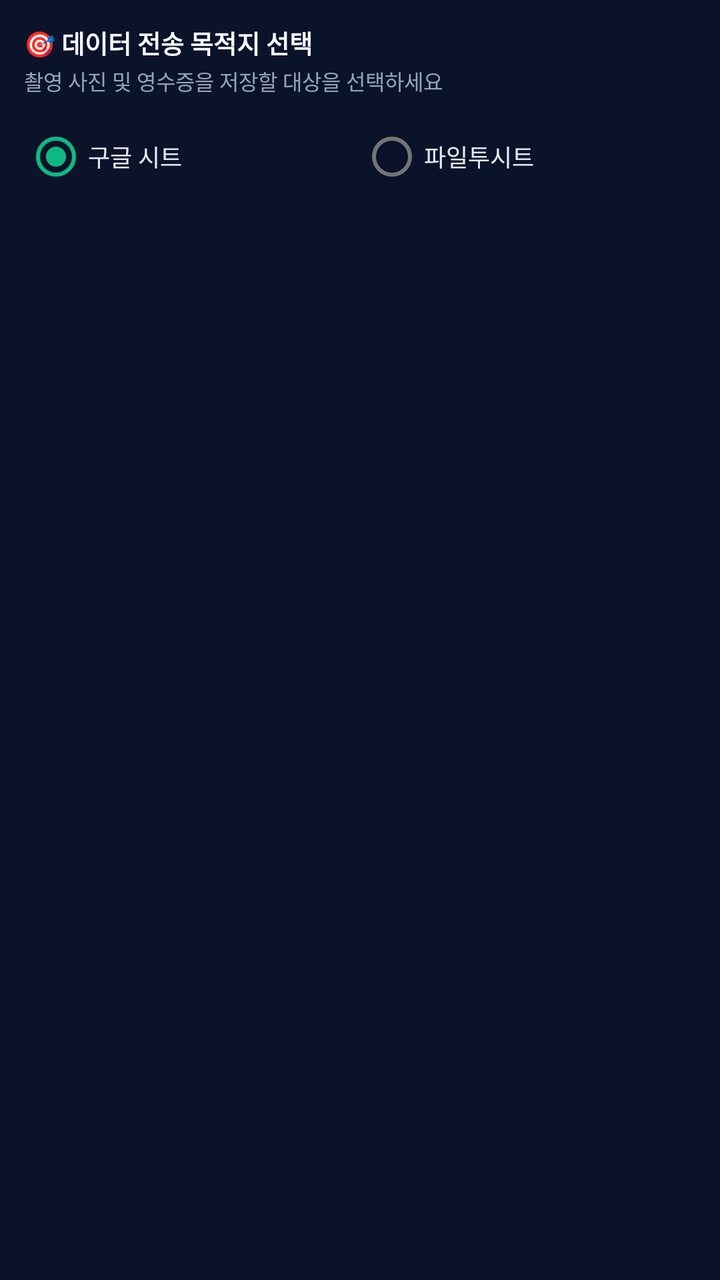
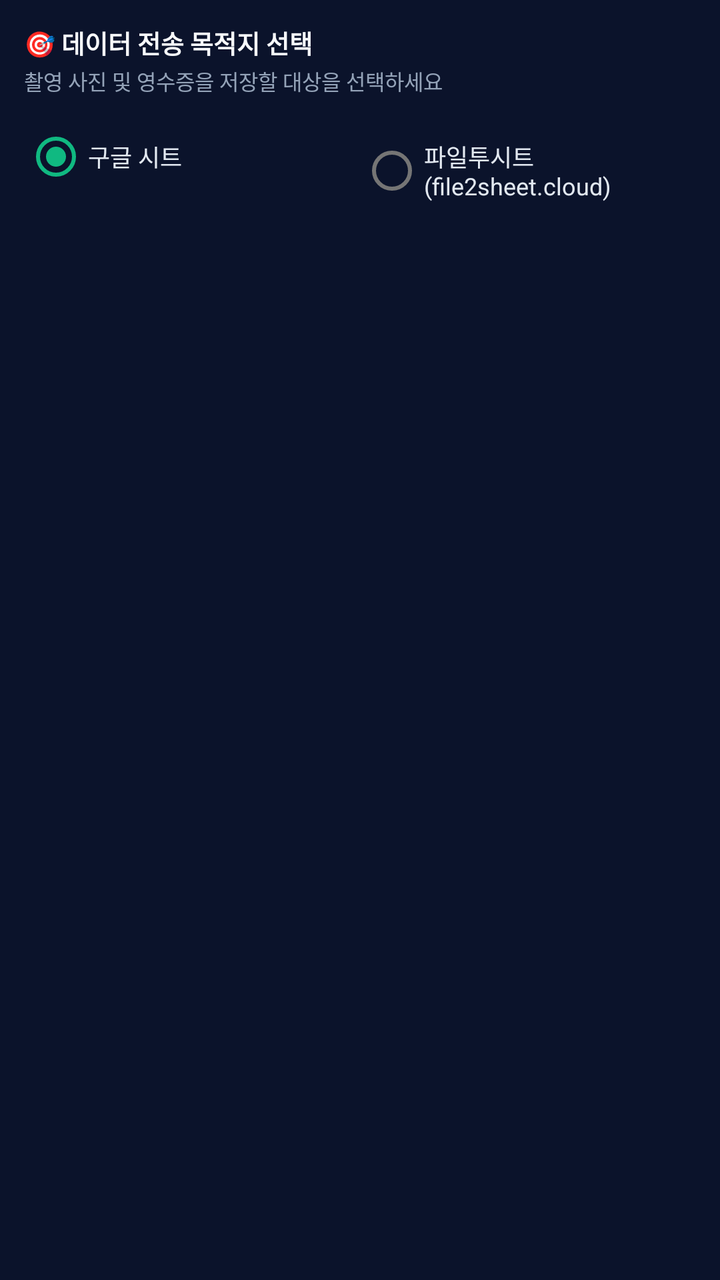

The first picture is an Android layout as it rendered before a commit; the second is the same layout after the commit. The layout source and the unified diff follow.
<!-- AndroidManifest.xml: application theme Theme.SheetBotDepositAgent -->
<!-- res/layout/layout_upload_destination.xml -->
<?xml version="1.0" encoding="utf-8"?>
<LinearLayout xmlns:android="http://schemas.android.com/apk/res/android"
    android:id="@+id/layoutUploadDestinationPanel"
    android:layout_width="match_parent"
    android:layout_height="wrap_content"
    android:orientation="vertical"
    android:background="#0B132B"
    android:padding="12dp"
    android:layout_marginBottom="10dp">

    <TextView
        android:layout_width="wrap_content"
        android:layout_height="wrap_content"
        android:text="🎯 데이터 전송 목적지 선택"
        android:textColor="#F8FAFC"
        android:textSize="12.5sp"
        android:textStyle="bold" />

    <TextView
        android:layout_width="wrap_content"
        android:layout_height="wrap_content"
        android:text="촬영 사진 및 영수증을 저장할 대상을 선택하세요"
        android:textColor="#94A3B8"
        android:textSize="10.5sp"
        android:layout_marginTop="2dp"
        android:layout_marginBottom="6dp" />

    <RadioGroup
        android:id="@+id/rgUploadDestination"
        android:layout_width="match_parent"
        android:layout_height="wrap_content"
        android:orientation="horizontal">

        <RadioButton
            android:id="@+id/rbDestGoogleSheet"
            android:layout_width="0dp"
            android:layout_height="wrap_content"
            android:layout_weight="1"
            android:text="구글 시트"
            android:textColor="#E2E8F0"
            android:textSize="12sp"
            android:checked="true" />

        <RadioButton
            android:id="@+id/rbDestFileToSheet"
            android:layout_width="0dp"
            android:layout_height="wrap_content"
            android:layout_weight="1"
            android:text="파일투시트"
            android:textColor="#E2E8F0"
            android:textSize="12sp" />
    </RadioGroup>

    
    <LinearLayout
        android:id="@+id/layoutFtsStatusContainer"
        android:layout_width="match_parent"
        android:layout_height="wrap_content"
        android:orientation="vertical"
        android:background="#1E293B"
        android:padding="10dp"
        android:layout_marginTop="8dp"
        android:visibility="gone">

        <LinearLayout
            android:layout_width="match_parent"
            android:layout_height="wrap_content"
            android:orientation="horizontal"
            android:gravity="center_vertical">

            <TextView
                android:id="@+id/tvFtsStatusTitle"
                android:layout_width="0dp"
                android:layout_height="wrap_content"
                android:layout_weight="1"
                android:text="⚪ 파일투시트 미연동"
                android:textColor="#E2E8F0"
                android:textSize="12sp"
                android:textStyle="bold" />

            <TextView
                android:id="@+id/btnUnlinkFts"
                android:layout_width="wrap_content"
                android:layout_height="wrap_content"
                android:background="@drawable/bg_badge_version"
                android:backgroundTint="#EF4444"
                android:paddingHorizontal="8dp"
                android:paddingVertical="3dp"
                android:text="해제"
                android:textColor="#FFFFFF"
                android:textSize="10.5sp"
                android:textStyle="bold"
                android:visibility="gone"
                android:clickable="true"
                android:focusable="true" />
        </LinearLayout>

        <TextView
            android:id="@+id/tvFtsStatusDesc"
            android:layout_width="match_parent"
            android:layout_height="wrap_content"
            android:text="PC 웹 화면의 [📱 모바일 연동] QR코드를 스캔하세요"
            android:textColor="#94A3B8"
            android:textSize="10.5sp"
            android:layout_marginTop="2dp"
            android:layout_marginBottom="8dp" />

        <Button
            android:id="@+id/btnScanFtsQr"
            android:layout_width="match_parent"
            android:layout_height="38dp"
            android:backgroundTint="#4F46E5"
            android:text="📷 파일투시트 QR코드 스캔"
            android:textColor="#FFFFFF"
            android:textSize="11.5sp"
            android:textStyle="bold" />
    </LinearLayout>
</LinearLayout>
<!-- resources referenced by this layout -->
<resources>
  <!-- drawable bg_badge_version (drawable) -->
  <?xml version="1.0" encoding="utf-8"?>
  <shape xmlns:android="http://schemas.android.com/apk/res/android"
      android:shape="rectangle">
      <corners android:radius="6dp" />
      <solid android:color="#064E3B" />
      <stroke android:width="1dp" android:color="#059669" />
  </shape>
  <style name="Theme.SheetBotDepositAgent" parent="Theme.MaterialComponents.DayNight.NoActionBar">
          <item name="colorPrimary">@color/purple_500</item>
          <item name="colorPrimaryVariant">@color/purple_700</item>
          <item name="colorOnPrimary">@color/white</item>
          <item name="colorSecondary">@color/teal_200</item>
          <item name="colorSecondaryVariant">@color/teal_700</item>
          <item name="colorOnSecondary">@color/black</item>
          <item name="android:statusBarColor">#0F172A</item>
      </style>
  <color name="purple_500">#4F46E5</color>
  <color name="purple_700">#4338CA</color>
  <color name="white">#FFFFFFFF</color>
  <color name="teal_200">#10B981</color>
  <color name="teal_700">#059669</color>
  <color name="black">#000000</color>
</resources>

<!-- the commit's change to res/layout/layout_upload_destination.xml (unified diff, before → after) -->
@@ -46,7 +46,7 @@
             android:layout_width="0dp"
             android:layout_height="wrap_content"
             android:layout_weight="1"
-            android:text="파일투시트"
+            android:text="파일투시트 (file2sheet.cloud)"
             android:textColor="#E2E8F0"
             android:textSize="12sp" />
     </RadioGroup>
@@ -99,7 +99,7 @@
             android:id="@+id/tvFtsStatusDesc"
             android:layout_width="match_parent"
             android:layout_height="wrap_content"
-            android:text="PC 웹 화면의 [📱 모바일 연동] QR코드를 스캔하세요"
+            android:text="PC 웹(file2sheet.cloud) 화면의 [📱 모바일 연동] QR코드를 스캔하세요"
             android:textColor="#94A3B8"
             android:textSize="10.5sp"
             android:layout_marginTop="2dp"
